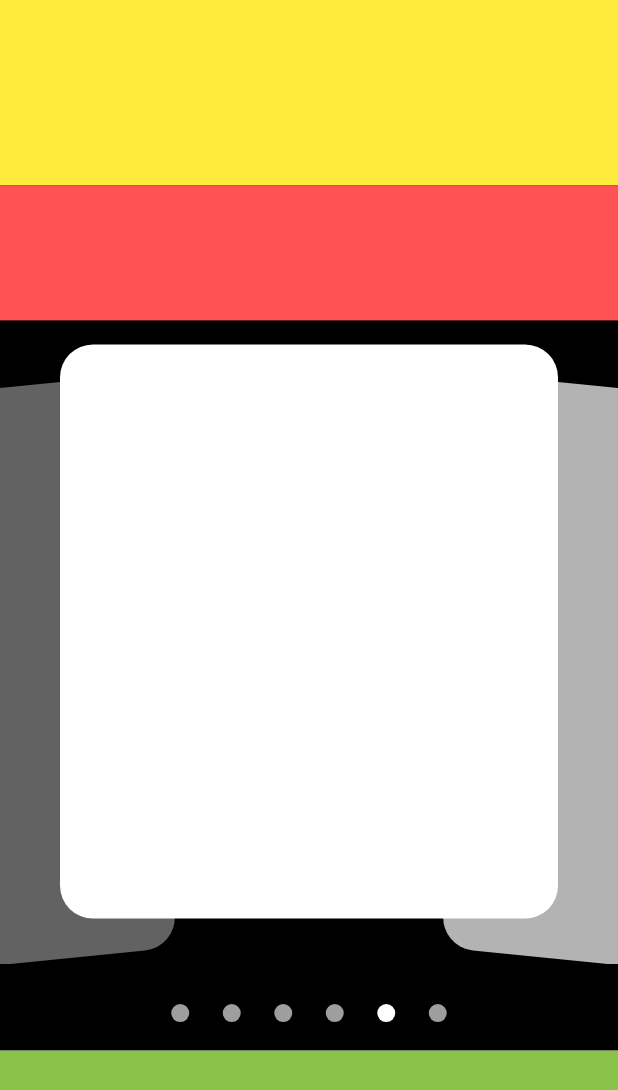
After one commit to carlangasgg/CursoFlutter, a Flutter app: the screen it shows after launch, after a tap on "Reproductor de audio2", on a phone screen of 412 x 824 dp. The commit adds this screen. Shown: the top 1090 px of the screen. Run offline on Flutter 3.47's test engine with Material 3 defaults, Android fonts, the phone set to English and light mode, and no system bars; our stand-ins replace just_audio, shared_preferences.

Commit message:
audio player and stack class

```diff
--- /dev/null
+++ b/lib/audio_player/audio_player_2.dart
@@ -0,0 +1,181 @@
+import 'package:flutter/material.dart';
+
+class AudioPlayer2 extends StatelessWidget {
+  const AudioPlayer2({super.key});
+
+  @override
+  Widget build(BuildContext context) {
+    Size size = MediaQuery.of(context).size;
+    double heightAppBar = size.height * .15;
+    double heightAlbum = size.height * .70;
+    double heightContinue = size.height * .15;
+    return Scaffold(
+      body: Column(
+        children: [
+          AppBarPlayer(height: heightAppBar),
+          AlbumPlayer(height: heightAlbum),
+          ContinueWatching(height: heightContinue),
+        ],
+      ),
+    );
+  }
+}
+
+class AppBarPlayer extends StatelessWidget {
+  final double height;
+  const AppBarPlayer({super.key, required this.height});
+
+  @override
+  Widget build(BuildContext context) {
+    return Container(
+      width: double.infinity,
+      height: height,
+      color: Colors.yellow,
+    );
+  }
+}
+
+class AlbumPlayer extends StatelessWidget {
+  final double height;
+  const AlbumPlayer({super.key, required this.height});
+
+  @override
+  Widget build(BuildContext context) {
+    Size size = MediaQuery.of(context).size;
+
+    return Container(
+      width: double.infinity,
+      height: height,
+      color: Colors.black,
+      child: Stack(
+        children: [
+          // Filtros 90
+          Container(
+            width: size.width,
+            height: 90,
+            color: Colors.redAccent,
+          ),
+          // Carrusel
+          Positioned(
+            top: 90,
+            child: Container(
+              width: size.width,
+              height: height - 140,
+              //color: Colors.white,
+              child: carruselImages(),
+            ),
+          ),
+          // Slider 40
+          Positioned(
+            bottom: 10,
+            left: size.width * .25,
+            right: size.width * .25,
+            child: Container(
+              //width: 100,
+              height: 30,
+              color: Colors.black,
+              child: SizedBox(
+                height: 30,
+                child: Row(
+                  mainAxisAlignment: MainAxisAlignment.spaceAround,
+                  children: [
+                    points(true),
+                    points(true),
+                    points(true),
+                    points(true),
+                    points(false),
+                    points(true),
+                  ],
+                ),
+              ),
+            ),
+          ),
+        ],
+      ),
+    );
+  }
+
+  Widget points(bool isCircle) {
+    return Container(
+      width: 12,
+      height: 12,
+      decoration: BoxDecoration(
+        color: isCircle ? Colors.grey : Colors.white,
+        borderRadius: BorderRadius.circular(12),
+      ),
+    );
+  }
+
+  Widget carruselImages() {
+    return Container(
+      padding: const EdgeInsets.only(
+        top: 16,
+        bottom: 8,
+      ),
+      child: Stack(
+        children: [
+          // left
+          Positioned(
+            top: 30,
+            bottom: 0,
+            left: -100,
+            child: Transform.rotate(
+              angle: -.10,
+              child: Container(
+                width: 200,
+                decoration: BoxDecoration(
+                  color: Colors.white38,
+                  borderRadius: BorderRadius.circular(22),
+                ),
+              ),
+            ),
+          ),
+          // right
+          Positioned(
+            top: 30,
+            bottom: 0,
+            right: -100,
+            child: Transform.rotate(
+              angle: .10,
+              child: Container(
+                width: 200,
+                decoration: BoxDecoration(
+                  color: Colors.white70,
+                  borderRadius: BorderRadius.circular(22),
+                ),
+              ),
+            ),
+          ),
+          // center
+          Positioned(
+            top: 0,
+            bottom: 30,
+            left: 40,
+            right: 40,
+            child: Container(
+              width: 200,
+              decoration: BoxDecoration(
+                color: Colors.white,
+                borderRadius: BorderRadius.circular(22),
+              ),
+            ),
+          ),
+        ],
+      ),
+    );
+  }
+}
+
+class ContinueWatching extends StatelessWidget {
+  final double height;
+  const ContinueWatching({super.key, required this.height});
+
+  @override
+  Widget build(BuildContext context) {
+    return Container(
+      width: double.infinity,
+      height: height,
+      color: Colors.lightGreen,
+    );
+  }
+}
--- a/lib/menu.dart
+++ b/lib/menu.dart
@@ -1,5 +1,6 @@
 import 'package:flutter/material.dart';
 import 'package:my_first_app/audio_player/audio_player.dart';
+import 'package:my_first_app/audio_player/audio_player_2.dart';
 import 'package:my_first_app/entrada_de_datos/in_datos.dart';
 import 'package:my_first_app/galeria_imagenes/galeria_imagenes.dart';
 import 'package:my_first_app/gestor-habitos/home-hab.dart';
@@ -59,6 +60,17 @@ class Menu extends StatelessWidget {
               child: const Text("Reproductor de audio"),
             ),
             ElevatedButton(
+              onPressed: () {
+                Navigator.push(
+                  context,
+                  MaterialPageRoute(
+                    builder: (context) => const AudioPlayer2(),
+                  ),
+                );
+              },
+              child: const Text("Reproductor de audio2"),
+            ),
+            ElevatedButton(
               onPressed: () {},
               child: const Text("Todo - Provider"),
             ),
--- a/pubspec.yaml
+++ b/pubspec.yaml
@@ -38,6 +38,7 @@ dependencies:
   shared_preferences: ^2.3.3
   audioplayers: ^6.1.0
   audio_video_progress_bar: ^2.0.3
+  just_audio: ^0.9.42
 
 dev_dependencies:
   flutter_test:
```
Also changed, not shown: lib/audio_player/audio_player.dart (+170 -134 lines), pubspec.lock, 4 other files.
